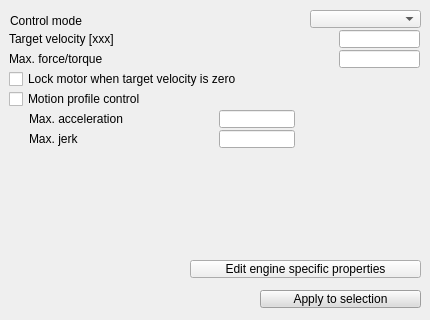
Qt form ui/qdlgjointdyn.ui (CoppeliaRobotics/coppeliaSimLib) before a commit.
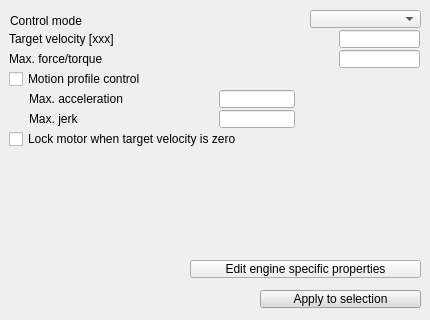
The same form after that commit.

Patch:
```diff
--- a/ui/qdlgjointdyn.ui
+++ b/ui/qdlgjointdyn.ui
@@ -567,7 +567,7 @@
      <property name="geometry">
       <rect>
        <x>10</x>
-       <y>40</y>
+       <y>100</y>
        <width>291</width>
        <height>18</height>
       </rect>
@@ -609,7 +609,7 @@
      <property name="geometry">
       <rect>
        <x>30</x>
-       <y>80</y>
+       <y>60</y>
        <width>191</width>
        <height>18</height>
       </rect>
@@ -622,7 +622,7 @@
      <property name="geometry">
       <rect>
        <x>220</x>
-       <y>100</y>
+       <y>80</y>
        <width>76</width>
        <height>18</height>
       </rect>
@@ -632,7 +632,7 @@
      <property name="geometry">
       <rect>
        <x>30</x>
-       <y>100</y>
+       <y>80</y>
        <width>191</width>
        <height>18</height>
       </rect>
@@ -645,7 +645,7 @@
      <property name="geometry">
       <rect>
        <x>220</x>
-       <y>80</y>
+       <y>60</y>
        <width>76</width>
        <height>18</height>
       </rect>
@@ -655,7 +655,7 @@
      <property name="geometry">
       <rect>
        <x>10</x>
-       <y>60</y>
+       <y>40</y>
        <width>211</width>
        <height>18</height>
       </rect>
```
